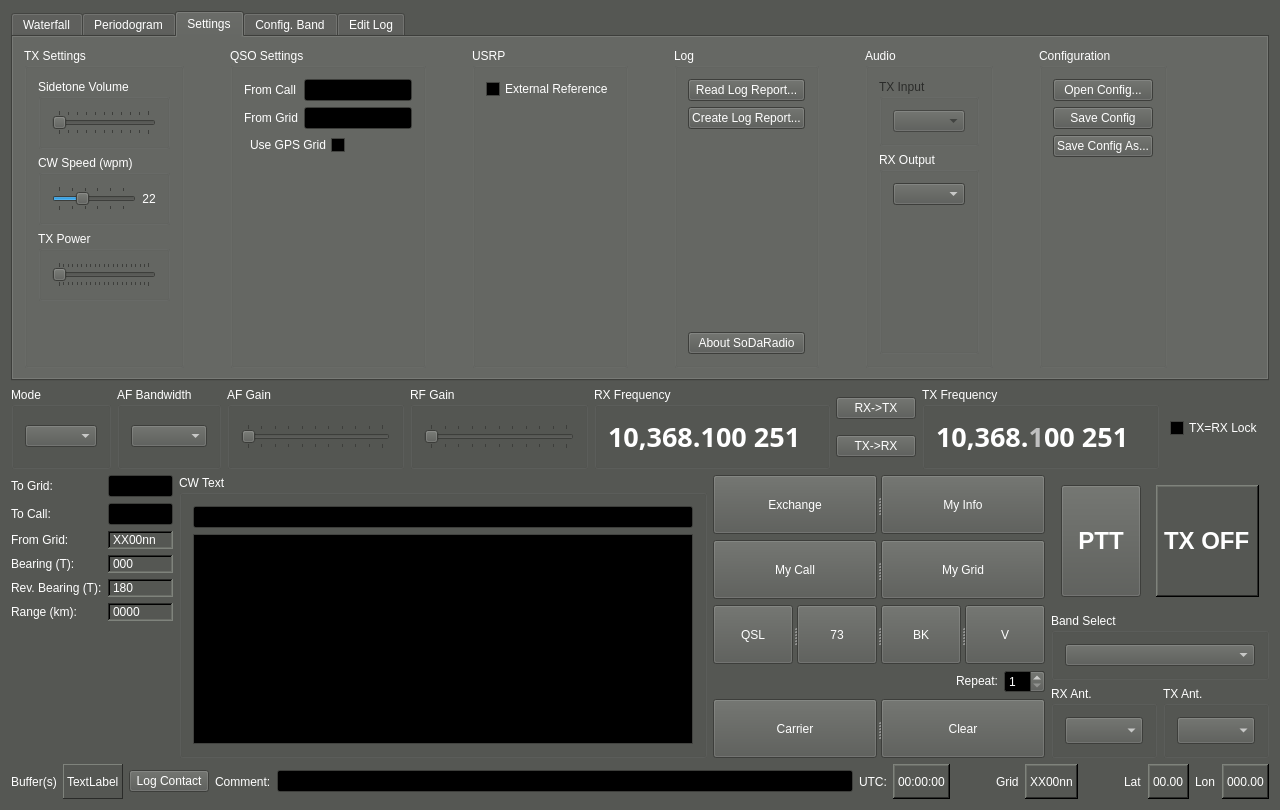
kb1vc/SoDaRadio, file qtgui/mainwindow.ui: the form before one commit.
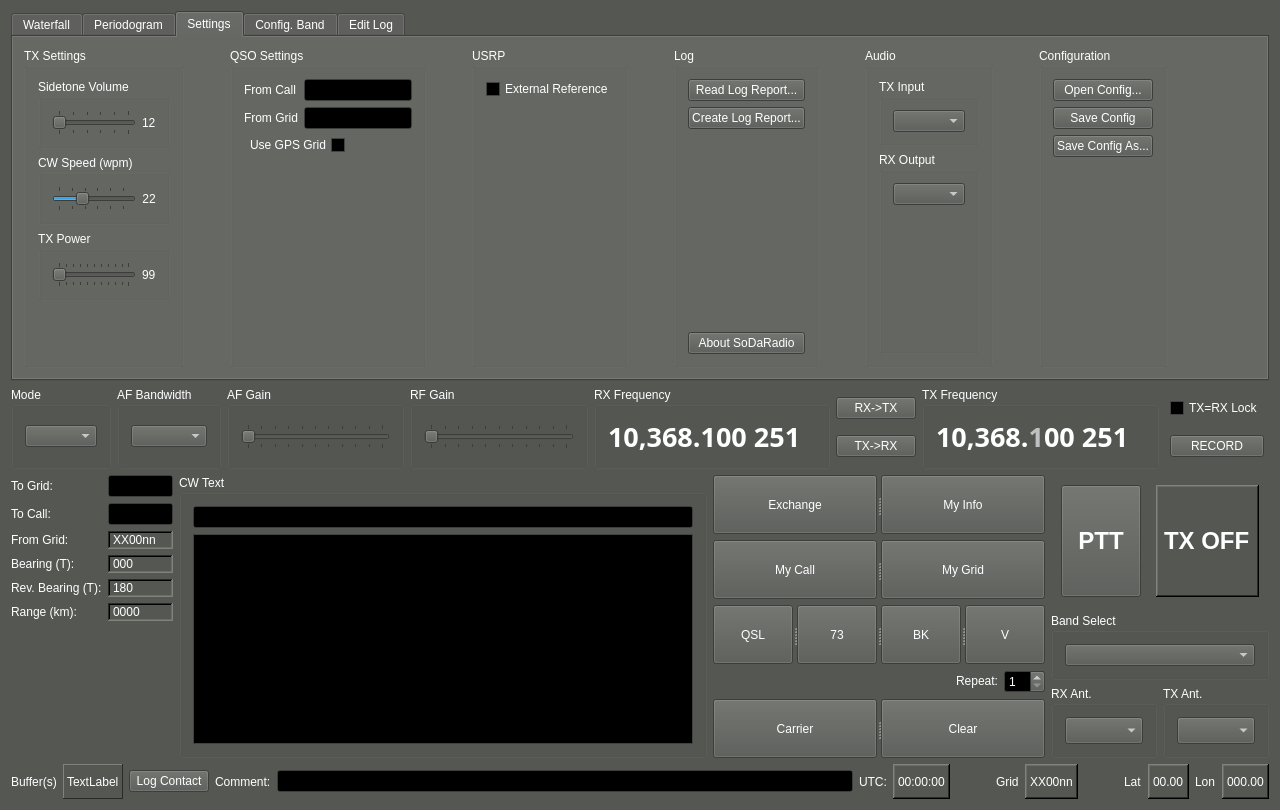
The form after the commit. The open tabs and pages were chosen to show the change. Icons and pictures are not drawn. Custom widgets are drawn as their Qt base class.

What changed in the file:
```diff
--- a/qtgui/mainwindow.ui
+++ b/qtgui/mainwindow.ui
@@ -760,7 +760,7 @@
                <property name="title">
                 <string>Sidetone Volume</string>
                </property>
-               <layout class="QVBoxLayout" name="verticalLayout_14">
+               <layout class="QHBoxLayout" name="horizontalLayout_19">
                 <item>
                  <widget class="QSlider" name="Sidetone_sli">
                   <property name="maximum">
@@ -773,7 +773,14 @@
                    <enum>QSlider::TicksBothSides</enum>
                   </property>
                   <property name="tickInterval">
-                   <number>5</number>
+                   <number>10</number>
+                  </property>
+                 </widget>
+                </item>
+                <item>
+                 <widget class="QLabel" name="Sidetone_lbl">
+                  <property name="text">
+                   <string>12</string>
                   </property>
                  </widget>
                 </item>
@@ -832,7 +839,7 @@
                <property name="title">
                 <string>TX Power</string>
                </property>
-               <layout class="QVBoxLayout" name="verticalLayout_12">
+               <layout class="QHBoxLayout" name="horizontalLayout_18">
                 <item>
                  <widget class="QSlider" name="TXPower_sli">
                   <property name="orientation">
@@ -842,7 +849,14 @@
                    <enum>QSlider::TicksBothSides</enum>
                   </property>
                   <property name="tickInterval">
-                   <number>5</number>
+                   <number>10</number>
+                  </property>
+                 </widget>
+                </item>
+                <item>
+                 <widget class="QLabel" name="TXPower_lbl">
+                  <property name="text">
+                   <string>99</string>
                   </property>
                  </widget>
                 </item>
@@ -1102,21 +1116,12 @@
             <layout class="QVBoxLayout" name="verticalLayout_26">
              <item>
               <widget class="QGroupBox" name="groupBox_9">
-               <property name="enabled">
-                <bool>false</bool>
-               </property>
-               <property name="toolTip">
-                <string>Look for this feature in a future feature edition. (It doesn't work yet.)</string>
-               </property>
                <property name="title">
                 <string>TX Input</string>
                </property>
                <layout class="QVBoxLayout" name="verticalLayout_31">
                 <item>
                  <widget class="QComboBox" name="audioIn_cb">
-                  <property name="enabled">
-                   <bool>false</bool>
-                  </property>
                   <property name="maximumSize">
                    <size>
                     <width>200</width>
@@ -2291,6 +2296,16 @@
           </property>
          </widget>
         </item>
+        <item>
+         <widget class="QPushButton" name="Record_tgl">
+          <property name="toolTip">
+           <string>&lt;html&gt;&lt;head/&gt;&lt;body&gt;&lt;p&gt;&lt;span style=&quot; font-weight:600;&quot;&gt;Toggle Recording on/off&lt;/span&gt;&lt;/p&gt;&lt;p&gt;&lt;br/&gt;&lt;/p&gt;&lt;p&gt;Records audio into file in directory set in &amp;quot;Setting&amp;quot; tab. Filenames are SoDa_MMDDYY_hhmmss.wav&lt;/p&gt;&lt;p&gt;&lt;br/&gt;&lt;/p&gt;&lt;/body&gt;&lt;/html&gt;</string>
+          </property>
+          <property name="text">
+           <string>RECORD</string>
+          </property>
+         </widget>
+        </item>
        </layout>
       </item>
      </layout>
```
Left out of the diff: 119 changed lines with no effect on the pictures.
